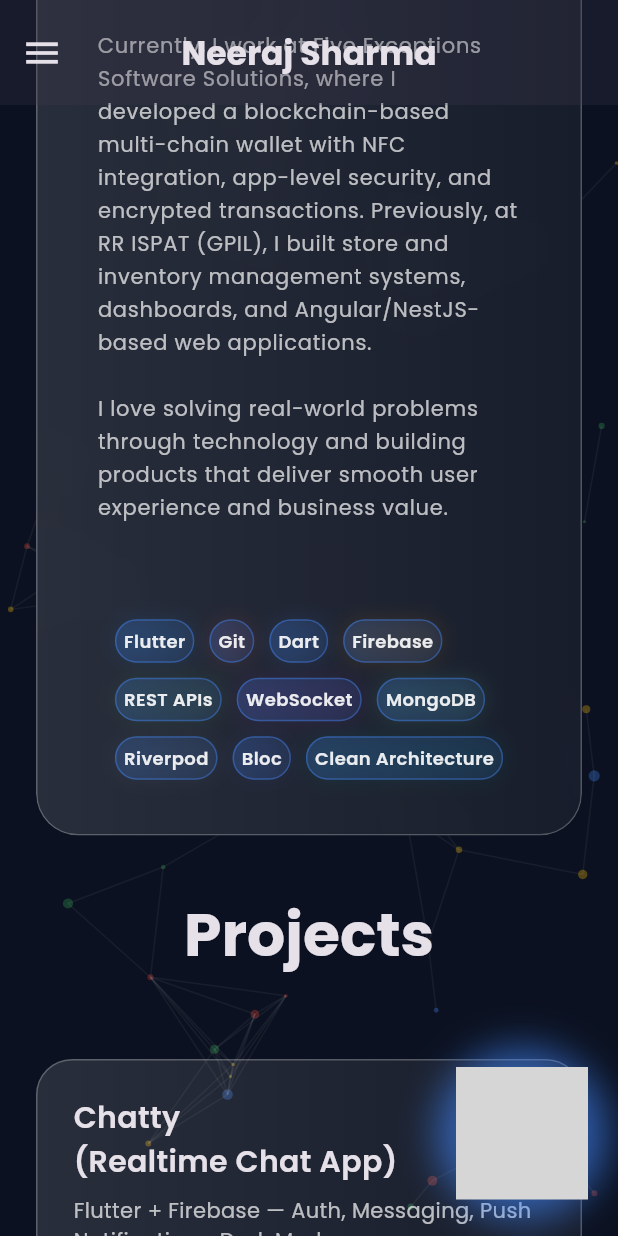
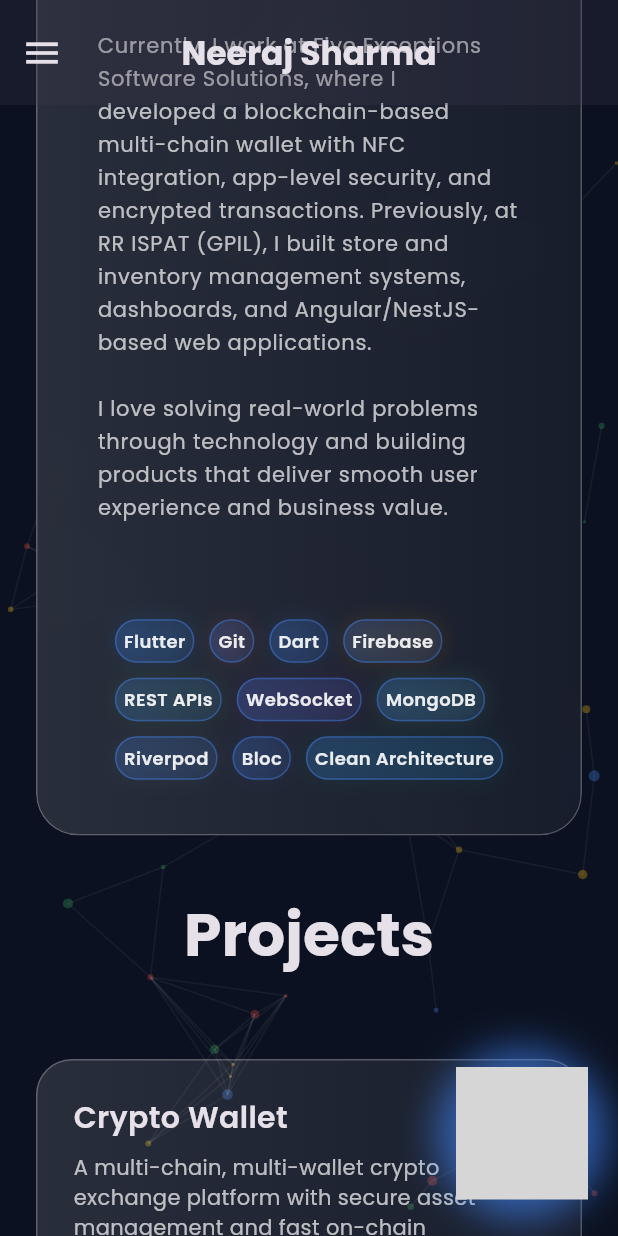
Before and after one commit to neeraj150301/portfolio, a Flutter app: the screen it shows after launch, scrolled down 1152 dp, on a phone screen of 412 x 824 dp. Run offline on Flutter 3.47's test engine with Material 3 defaults, Android fonts, the phone set to English and light mode, and no system bars; drawn by our look-alikes of flutter_animate, scrollable_positioned_list; our stand-ins replace carousel_slider, font_awesome_flutter, google_fonts, lottie; network calls fail; grey boxes are pictures that could not be loaded.

Commit message:
updated project

```diff
--- a/lib/sections/projects_section.dart
+++ b/lib/sections/projects_section.dart
@@ -95,6 +95,35 @@ class _ProjectsSectionState extends State<ProjectsSection> {
   @override
   Widget build(BuildContext context) {
     final projects = [
+      {
+        'title': 'Crypto Wallet',
+        'desc':
+            'A multi-chain, multi-wallet crypto exchange platform with secure asset management and fast on-chain transactions.',
+        'images': [
+          'assets/crypto/1000097419.jpg',
+          'assets/crypto/1000097420.jpg',
+          'assets/crypto/1000097421.jpg',
+          'assets/crypto/1000097422.jpg',
+          'assets/crypto/1000097418.jpg',
+        ],
+        'desc2':
+            'A robust, enterprise-grade crypto exchange solution designed to seamlessly operate across multiple blockchains and wallet. The platform enables users to manage and track their assets in real time with automatic balance synchronization, secure key handling, and NFC-based contactless wallet access. It supports fast and efficient crypto swaps, cross-chain transfers, and complete on-chain transaction history',
+      },
+      {
+        'title': 'AI Browser',
+        'github': 'https://github.com/neeraj150301/ai_browser',
+        'desc':
+            'A multi-platform AI-powered browser with multi-tab browsing, AI summaries, document file manager, multi-language translations, offline mode, and dark theme support.',
+        'images': [
+          'assets/ai_browser/1000097417.jpg',
+          'assets/ai_browser/1000097416.jpg',
+          'assets/ai_browser/1000097415.jpg',
+          'assets/ai_browser/1000097414.jpg',
+          'assets/ai_browser/1000097413.jpg',
+        ],
+        'desc2':
+            'A fully AI-integrated browser built in Flutter featuring smart tab management, webpage & document summarization, Hindi/Spanish/Italian translations, file downloads & uploads, offline caching, page/summary/history tracking, and a modern responsive UI with dark mode.',
+      },
       {
         'title': 'Chatty\n(Realtime Chat App)',
         'github': 'https://github.com/neeraj150301/sampark',
@@ -285,7 +314,7 @@ class _ProjectsSectionState extends State<ProjectsSection> {
           ),
         ),
 
-        const SizedBox(width: 24),
+        const SizedBox(width: 14),
 
         // TEXT RIGHT
         Expanded(
@@ -307,12 +336,15 @@ class _ProjectsSectionState extends State<ProjectsSection> {
                 style: const TextStyle(fontSize: 16, color: Colors.white70),
               ),
               const SizedBox(height: 32),
-
+              if (p['github'] != null)
                 ElevatedButton.icon(
                   onPressed: () async {
                     final url = Uri.parse(p['github']);
                     if (await canLaunchUrl(url)) {
-                    await launchUrl(url, mode: LaunchMode.externalApplication);
+                      await launchUrl(
+                        url,
+                        mode: LaunchMode.externalApplication,
+                      );
                     }
                   },
                   icon: const Icon(Icons.open_in_new, color: Colors.white),
--- a/pubspec.yaml
+++ b/pubspec.yaml
@@ -78,6 +78,8 @@ flutter:
     - assets/
     - assets/resume/
     - assets/animations/
+    - assets/crypto/
+    - assets/ai_browser/
   #   - images/a_dot_ham.jpeg
 
   # An image asset can refer to one or more resolution-specific "variants", see
```
Also changed, not shown: assets/ai_browser/1000097413.jpg (added), assets/ai_browser/1000097414.jpg (added), assets/ai_browser/1000097415.jpg (added), assets/ai_browser/1000097416.jpg (added), assets/ai_browser/1000097417.jpg (added), assets/crypto/1000097418.jpg (added), assets/crypto/1000097419.jpg (added), assets/crypto/1000097420.jpg (added), assets/crypto/1000097421.jpg (added), assets/crypto/1000097422.jpg (added). Lines whose indentation alone changed are shown as unchanged.
